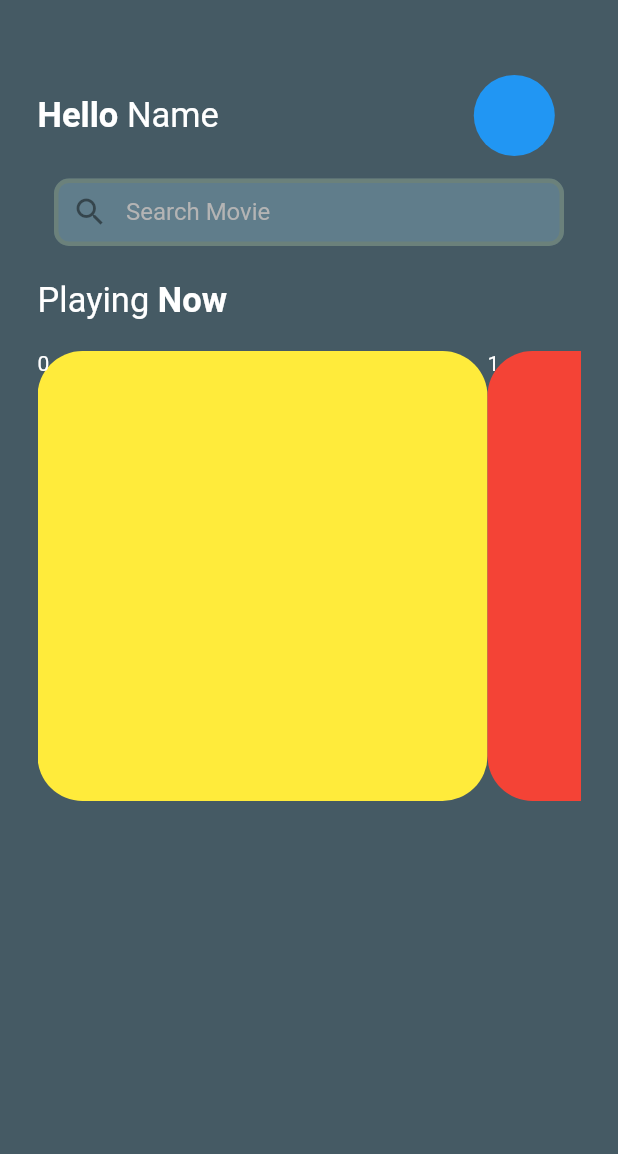
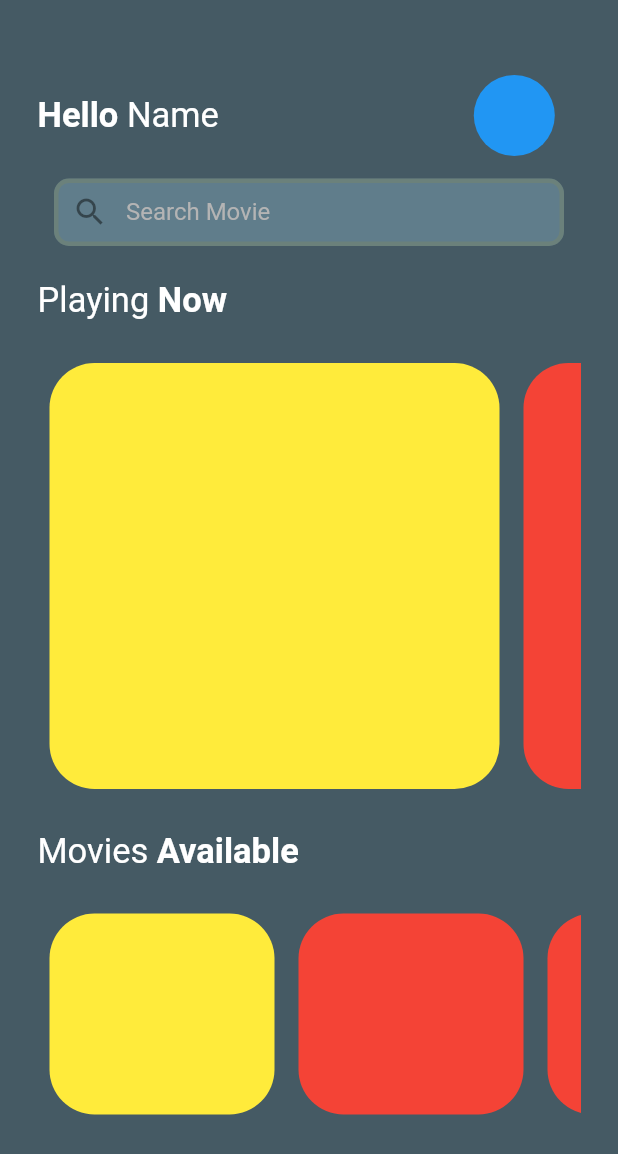
Before and after one commit to Natnael16/GDG-Hackaton, a Flutter app: the screen it shows after launch, on a phone screen of 412 x 824 dp. Shown: the top 1154 px of the screen. Run offline on Flutter 3.47's test engine with Material 2 defaults, Android fonts, the phone set to English and light mode, and no system bars.

Commit message:
containers added

```diff
--- a/lib/pages/home.dart
+++ b/lib/pages/home.dart
@@ -12,9 +12,13 @@ class _HomePageState extends State<HomePage> {
   Widget build(BuildContext context) {
     return Scaffold(
       backgroundColor: Color.fromRGBO(69, 90, 100, 100),
-      body: Padding(
+      body: SingleChildScrollView(
+        physics: BouncingScrollPhysics(),
+        scrollDirection: Axis.vertical,
+        child: Padding(
             padding: EdgeInsets.fromLTRB(25, 50, 25, 30),
             child: Column(
+
               children: [
                 Row(
                   children: [
@@ -81,24 +85,68 @@ class _HomePageState extends State<HomePage> {
                 SizedBox(height: 20,),
 
                 Container(
-                width: 1000,
+                  width:  double.infinity,
                   height: 300,
                   child: ListView.builder(
+                   physics: BouncingScrollPhysics(),
                     itemCount: 2,
                     scrollDirection: Axis.horizontal,
                     itemBuilder: (context, index) {
-                  return Container(
+                    return Padding(
+                      padding: const EdgeInsets.all(8.0),
+                      child: Container(
                          width: 300,
-
-                      child: Text("$index"),
-
                           decoration: BoxDecoration( color: index == 0 ? Colors.yellow : Colors.red,
                                 borderRadius: BorderRadius.circular(30) ),
+                          ),
+                    );
+                  }),
+                ),
+
+                SizedBox(
+                  height: 20,
+                ),
+                Row(
+
+                  children: [
+                    Text("Movies ",
+                        style: TextStyle(
+                          color: Colors.white,
+                          fontSize: 23,
+                        )),
+                    Text(
+                      "Available",
+                      style: TextStyle(
+                          color: Colors.white,
+                          fontSize: 23,
+                          fontWeight: FontWeight.bold),
+                    )
+                  ],
+                ),
+                SizedBox(
+                  height: 20,
+                ),
+                Container(
+                  width: double.infinity,
+                  height: 150,
+                  child: ListView.builder(
+                      itemCount: 3,
+                      scrollDirection: Axis.horizontal,
+                      itemBuilder: (context, index) {
+                        return Padding(
+                          padding: const EdgeInsets.all(8.0),
+                          child: Container(
+                            width: 150,
+                            decoration: BoxDecoration(
+                                color: index == 0 ? Colors.yellow : Colors.red,
+                                borderRadius: BorderRadius.circular(30)),
+                          ),
                         );
                       }),
                 )
               ],
             )),
+      ),
     );
   }
 }
```
Lines whose indentation alone changed are shown as unchanged.
